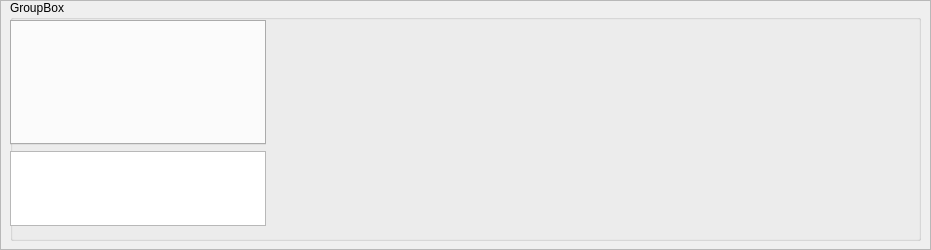
Above: Implementierung/resources/forms/analysisbox.ui from SuppenGeist/pse-ws1516-videoencoder-ta before the change. Below: the same form after it.
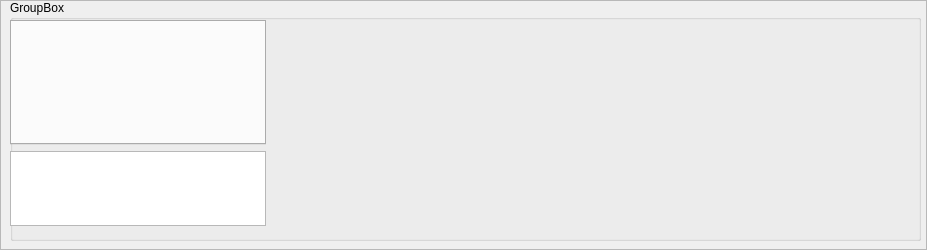
That is the form after the change. Icons and pictures are not drawn.

Commit message: layout changes to analysisTab

Diff of the .ui file:
```diff
--- a/Implementierung/resources/forms/analysisbox.ui
+++ b/Implementierung/resources/forms/analysisbox.ui
@@ -6,10 +6,22 @@
    <rect>
     <x>0</x>
     <y>0</y>
-    <width>931</width>
+    <width>927</width>
     <height>250</height>
    </rect>
   </property>
+  <property name="minimumSize">
+   <size>
+    <width>927</width>
+    <height>250</height>
+   </size>
+  </property>
+  <property name="maximumSize">
+   <size>
+    <width>927</width>
+    <height>250</height>
+   </size>
+  </property>
   <property name="windowTitle">
    <string>Frame</string>
   </property>
```
The commit also changes 6 other files.
